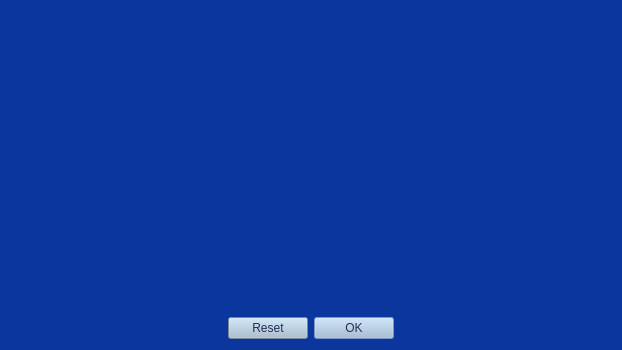
adcfrba/TPO_INFOII, file APP/ox.ui: the form before one commit.
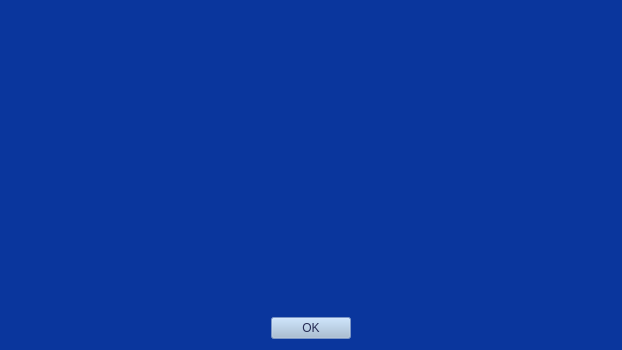
The form after the commit.

Patch:
```diff
--- a/APP/ox.ui
+++ b/APP/ox.ui
@@ -863,7 +863,7 @@
       <enum>Qt::Horizontal</enum>
      </property>
      <property name="standardButtons">
-      <set>QDialogButtonBox::Ok|QDialogButtonBox::Reset</set>
+      <set>QDialogButtonBox::Ok</set>
      </property>
      <property name="centerButtons">
       <bool>true</bool>
```
